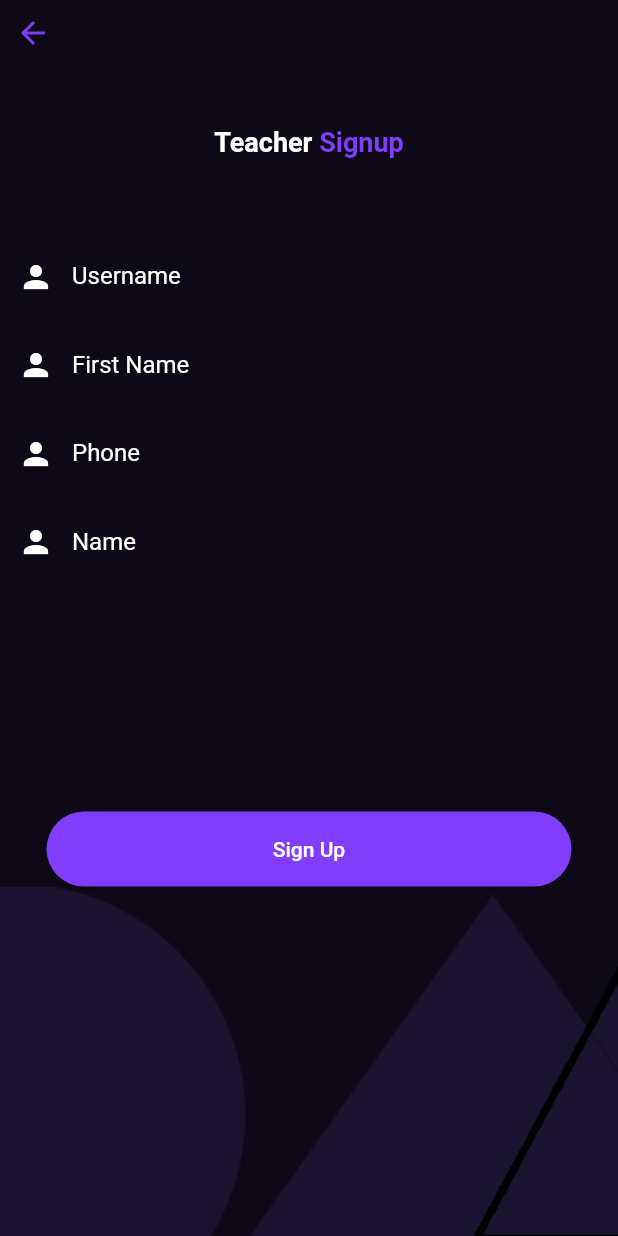
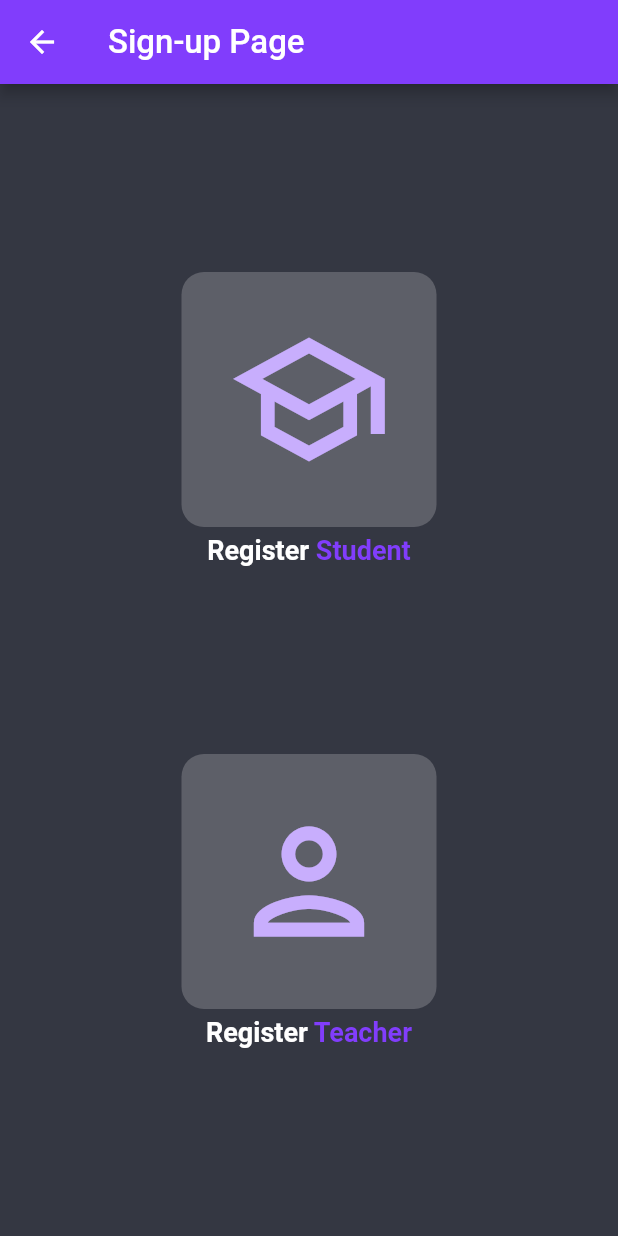
Before and after one commit to RegisSalesRA/django_flutter_college, a Flutter app: the SignUp screen opened by its route, on a phone screen of 412 x 824 dp. Run offline on Flutter 3.47's test engine with Material 2 defaults, Android fonts, the phone set to English and light mode, and no system bars.

Commit message:
Signup Presentation finish

```diff
--- a/client_flutter/lib/app/colors/colors.dart
+++ b/client_flutter/lib/app/colors/colors.dart
@@ -19,6 +19,9 @@ abstract class ColorsTheme {
 
   static const Color primaryColor = Color(0xFFE9DEFE);
   static const Color secondaryColor = Color(0xFF813DFC);
+  static const Color backgroundColor = Color(0xFF343742);
+  static const Color backgroundContainerColor = Color(0xFF5d5f68);
+  static const Color iconColor = Color(0xFFc8aefd);
   static const Color splashColor = Color(0xFF0e0917);
   static const Color splashColorExtra = Color(0xFF1a1432);
 }
--- a/client_flutter/lib/app/config/app_config.dart
+++ b/client_flutter/lib/app/config/app_config.dart
@@ -15,7 +15,7 @@ class AppConfig extends StatelessWidget {
       title: 'Flutter College',
       debugShowCheckedModeBanner: false,
       theme: ThemeData(
-        iconTheme: const IconThemeData(color: ColorsTheme.secondaryColor),
+        iconTheme: const IconThemeData(color: ColorsTheme.iconColor),
         colorScheme:
             ColorScheme.fromSwatch(primarySwatch: ColorsTheme.themeColor)
                 .copyWith(secondary: ColorsTheme.primaryColor),
--- /dev/null
+++ b/client_flutter/lib/presentation/common/grid_widget.dart
@@ -0,0 +1,51 @@
+import 'package:flutter/material.dart';
+
+import '../../app/colors/colors.dart';
+
+class GridComponent extends StatelessWidget {
+  final VoidCallback voidCall;
+  final Icon icon;
+  final String text_1;
+  final String text_2;
+  const GridComponent(
+      {Key? key,
+      required this.voidCall,
+      required this.icon,
+      required this.text_1,
+      required this.text_2})
+      : super(key: key);
+
+  @override
+  Widget build(BuildContext context) {
+    return InkWell(
+      onTap: voidCall,
+      child: Column(
+        children: [
+          Container(
+            height: 170,
+            width: 170,
+            decoration: BoxDecoration(
+                color: ColorsTheme.backgroundContainerColor,
+                borderRadius: BorderRadius.circular(15)),
+            child: icon,
+          ),
+          const SizedBox(
+            height: 5,
+          ),
+          RichText(
+            text: TextSpan(children: [
+              TextSpan(
+                  text: text_1,
+                  style: const TextStyle(
+                      fontWeight: FontWeight.bold, fontSize: 18)),
+              TextSpan(
+                text: " $text_2",
+                style: Theme.of(context).textTheme.headline2,
+              ),
+            ]),
+          ),
+        ],
+      ),
+    );
+  }
+}
--- a/client_flutter/lib/presentation/signup/signup.dart
+++ b/client_flutter/lib/presentation/signup/signup.dart
@@ -1,3 +1,4 @@
+import 'package:client_flutter/presentation/signup/widgets/signup_screen.dart';
 import 'package:client_flutter/presentation/signup/widgets/signup_student.dart';
 import 'package:client_flutter/presentation/signup/widgets/signup_teacher.dart';
 import 'package:flutter/material.dart';
@@ -10,12 +11,12 @@ class SignUp extends StatefulWidget {
 }
 
 class _SignUpState extends State<SignUp> {
-  final PageController _pageController = PageController(initialPage: 0);
+  final PageController _pageController = PageController(initialPage: 1);
 
   void goToPage(int pageIndex) {
     _pageController.animateToPage(
       pageIndex,
-      duration: const Duration(milliseconds: 500),
+      duration: const Duration(milliseconds: 900),
       curve: Curves.easeInOut,
     );
   }
@@ -24,25 +25,9 @@ class _SignUpState extends State<SignUp> {
   Widget build(BuildContext context) {
     final pages = [
       SignUpTeacher(backPageView: () => goToPage(1)),
-      Container(
-        color: Colors.green,
-        child: Row(
-          crossAxisAlignment: CrossAxisAlignment.center,
-          mainAxisAlignment: MainAxisAlignment.center,
-          children: [
-            InkWell(
-              onTap: () => goToPage(0),
-              child: const Icon(Icons.arrow_back),
-            ),
-            const SizedBox(
-              width: 100,
-            ),
-            InkWell(
-              onTap: () => goToPage(2),
-              child: const Icon(Icons.arrow_forward),
-            ),
-          ],
-        ),
+      SignUpScreen(
+        backPageView: () => goToPage(0),
+        forwardPageView: () => goToPage(2),
       ),
       SignUpStudent(backPageView: () => goToPage(1)),
     ];
--- /dev/null
+++ b/client_flutter/lib/presentation/signup/widgets/signup_screen.dart
@@ -0,0 +1,55 @@
+import 'package:flutter/material.dart';
+
+import '../../../app/colors/colors.dart';
+import '../../../app/helpers/media_size_helper.dart';
+import '../../common/grid_widget.dart';
+
+class SignUpScreen extends StatefulWidget {
+  final VoidCallback backPageView;
+  final VoidCallback forwardPageView;
+  const SignUpScreen(
+      {super.key, required this.backPageView, required this.forwardPageView});
+
+  @override
+  State<SignUpScreen> createState() => _SignUpScreenState();
+}
+
+class _SignUpScreenState extends State<SignUpScreen> {
+  @override
+  Widget build(BuildContext context) {
+    return Scaffold(
+      appBar: AppBar(
+        title: const Text("Sign-up Page"),
+      ),
+      body: Container(
+        height: MediaQuerySize.heightSize(context),
+        width: double.infinity,
+        color: ColorsTheme.backgroundColor,
+        child: Column(
+          mainAxisAlignment: MainAxisAlignment.spaceEvenly,
+          crossAxisAlignment: CrossAxisAlignment.center,
+          children: [
+            GridComponent(
+              voidCall: widget.forwardPageView,
+              icon: const Icon(
+                Icons.school_outlined,
+                size: 110,
+              ),
+              text_1: "Register",
+              text_2: "Student",
+            ),
+            GridComponent(
+              voidCall: widget.backPageView,
+              icon: const Icon(
+                Icons.person_outlined,
+                size: 110,
+              ),
+              text_1: "Register",
+              text_2: "Teacher",
+            ),
+          ],
+        ),
+      ),
+    );
+  }
+}
--- a/client_flutter/lib/presentation/signup/widgets/signup_student.dart
+++ b/client_flutter/lib/presentation/signup/widgets/signup_student.dart
@@ -31,7 +31,7 @@ class _SignUpStudentState extends State<SignUpStudent> {
         child: SingleChildScrollView(
           child: Column(children: [
             Padding(
-              padding: const EdgeInsets.only(top: 10, left: 10),
+              padding: const EdgeInsets.only(top: 20, left: 20),
               child: Align(
                 alignment: Alignment.topLeft,
                 child: InkWell(
--- a/client_flutter/lib/presentation/signup/widgets/signup_teacher.dart
+++ b/client_flutter/lib/presentation/signup/widgets/signup_teacher.dart
@@ -28,12 +28,12 @@ class _SignUpTeacherState extends State<SignUpTeacher> {
         child: SingleChildScrollView(
           child: Column(children: [
             Padding(
-              padding: const EdgeInsets.only(top: 10, left: 10),
+              padding: const EdgeInsets.only(top: 20, right: 20),
               child: Align(
-                alignment: Alignment.topLeft,
+                alignment: Alignment.topRight,
                 child: InkWell(
                     onTap: widget.backPageView,
-                    child: const Icon(Icons.arrow_back)),
+                    child: const Icon(Icons.arrow_forward)),
               ),
             ),
             const SizedBox(
```
